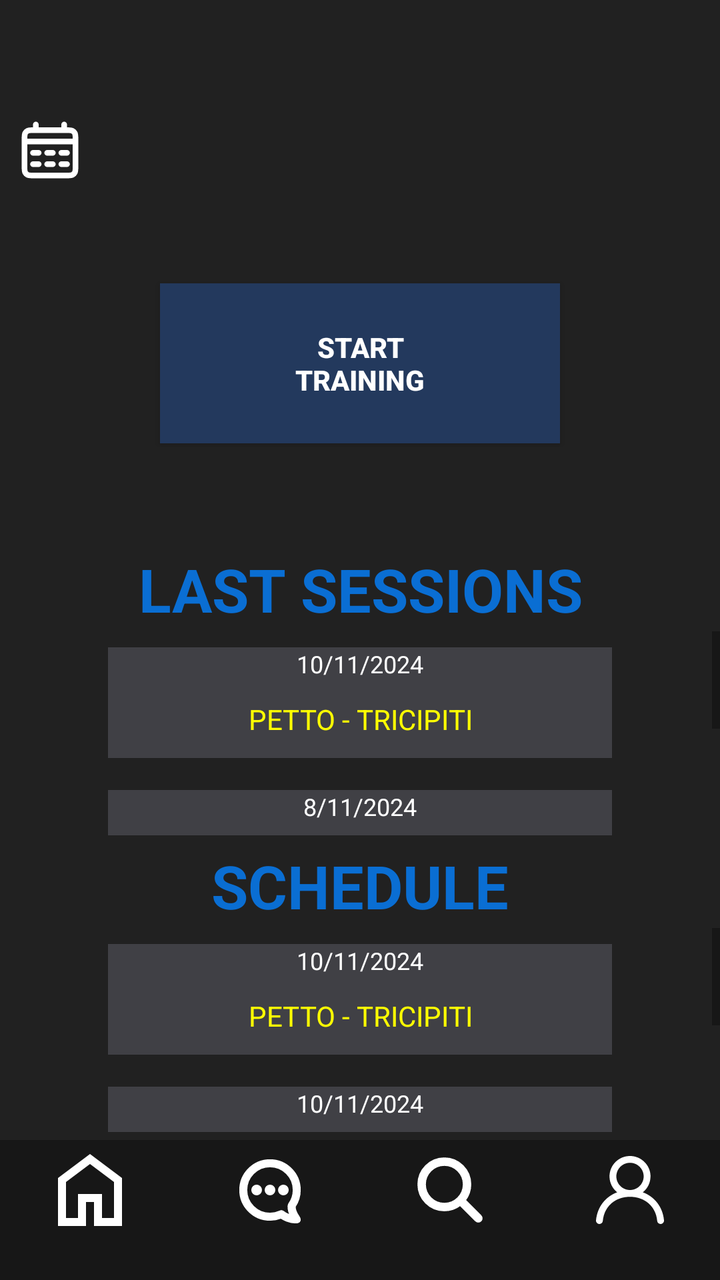
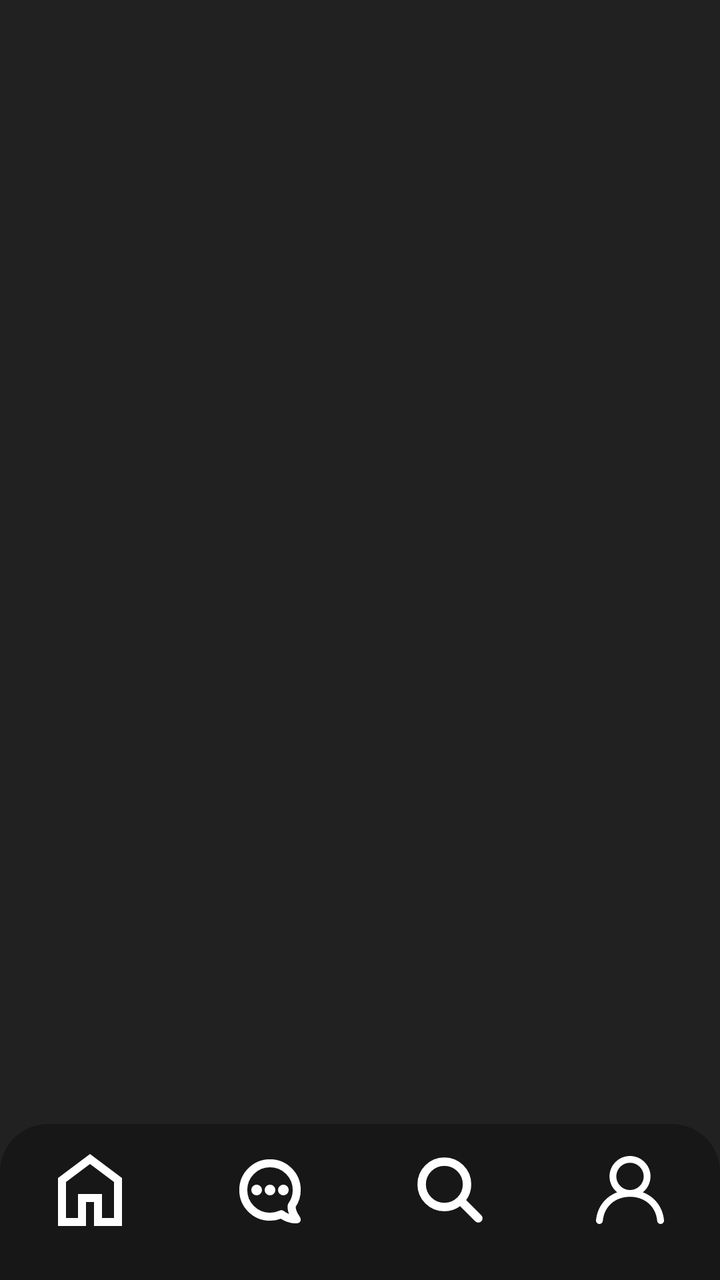

The first picture is an Android layout as it rendered before a commit; the second is the same layout after the commit. The layout source and the unified diff follow.
<!-- AndroidManifest.xml: activity theme Theme.GymBro -->
<!-- res/layout/activity_main.xml -->
<?xml version="1.0" encoding="utf-8"?>
<LinearLayout xmlns:android="http://schemas.android.com/apk/res/android"
    xmlns:app="http://schemas.android.com/apk/res-auto"
    android:layout_width="match_parent"
    android:layout_height="match_parent"
    android:orientation="vertical"
    android:gravity="top|center_horizontal"
    android:background="@color/lightGrey">


    
    <View
        android:layout_width="match_parent"
        android:layout_height="50dp"/>
    
    <LinearLayout
        android:layout_width="match_parent"
        android:layout_height="40dp"
        android:orientation="horizontal">

        <ImageButton
            android:id="@+id/calendarButton"
            android:layout_width="50dp"
            android:layout_height="50dp"
            android:scaleType="centerInside"
            android:padding="8dp"
            android:background="@android:color/transparent"
            android:src="@drawable/calendar_icon"/>

    </LinearLayout>
    




    <LinearLayout
        android:layout_width="match_parent"
        android:layout_height="wrap_content"
        android:orientation="vertical"
        android:layout_weight="1"
        android:gravity="center"
        android:padding="50sp">

        <Button
            android:id="@+id/new_session_Button"
            style="@style/ButtonStyle1"
            android:text="start\ntraining"/>

    </LinearLayout>



    
    <LinearLayout
        android:layout_width="match_parent"
        android:layout_height="wrap_content"
        android:orientation="vertical"
        android:layout_weight="1"
        android:gravity="center">

        <TextView
            style="@style/TitleStyle"
            android:text="@string/last_session"
            android:layout_weight="1"/>


        <ScrollView
            android:layout_width="match_parent"
            android:layout_height="100dp"
            android:layout_weight="1">

            <LinearLayout
                android:layout_width="match_parent"
                android:layout_height="wrap_content"
                android:orientation="vertical"
                android:gravity="center">

                
                <LinearLayout
                    style="@style/ContainerStyle1">

                    <TextView
                        style="@style/sessionDate"
                        android:text="10/11/2024" />

                    <TextView
                        android:layout_width="wrap_content"
                        android:layout_height="wrap_content"
                        android:gravity="center"
                        android:padding="10dp"
                        android:text="PETTO - TRICIPITI"
                        android:textColor="#FFFF00" />

                </LinearLayout>

                
                <LinearLayout
                    style="@style/ContainerStyle1">

                    <TextView
                        style="@style/sessionDate"
                        android:text="8/11/2024"/>

                    <TextView
                        android:layout_width="wrap_content"
                        android:layout_height="wrap_content"
                        android:padding="10dp"
                        android:text="PETTO - TRICIPITI"
                        android:gravity="center"
                        android:textColor="#FFFF00"/>

                </LinearLayout>

                
                <LinearLayout
                    style="@style/ContainerStyle1">

                    <TextView
                        style="@style/sessionDate"
                        android:text="5/11/2024"/>

                    <TextView
                        android:layout_width="wrap_content"
                        android:layout_height="wrap_content"
                        android:padding="10dp"
                        android:text="PETTO - TRICIPITI"
                        android:gravity="center"
                        android:textColor="#FFFF00"/>

                </LinearLayout>

            </LinearLayout>

        </ScrollView>

    </LinearLayout>


    
    <View
        android:layout_width="match_parent"
        android:layout_height="0dp"
        android:layout_weight="1" />



    
    <LinearLayout
        android:layout_width="match_parent"
        android:layout_height="wrap_content"
        android:orientation="vertical"
        android:layout_weight="1"
        android:gravity="center">

        <TextView
            style="@style/TitleStyle"
            android:text="@string/schedule"
            android:layout_weight="1"/>

        <ScrollView
            android:layout_width="match_parent"
            android:layout_height="100dp"
            android:layout_weight="1">

            <LinearLayout
                android:layout_width="match_parent"
                android:layout_height="wrap_content"
                android:orientation="vertical"
                android:gravity="center">

                
                <LinearLayout
                    style="@style/ContainerStyle1">

                    <TextView
                        style="@style/sessionDate"
                        android:text="10/11/2024"/>

                    <TextView
                        android:layout_width="wrap_content"
                        android:layout_height="wrap_content"
                        android:padding="10dp"
                        android:text="PETTO - TRICIPITI"
                        android:gravity="center"
                        android:textColor="#FFFF00"/>

                </LinearLayout>

                
                <LinearLayout
                    style="@style/ContainerStyle1">

                    <TextView
                        style="@style/sessionDate"
                        android:text="10/11/2024"/>

                    <TextView
                        android:layout_width="wrap_content"
                        android:layout_height="wrap_content"
                        android:padding="10dp"
                        android:text="PETTO - TRICIPITI"
                        android:gravity="center"
                        android:textColor="#FFFF00"/>

                </LinearLayout>

                
                <LinearLayout
                    style="@style/ContainerStyle1">

                    <TextView
                        style="@style/sessionDate"
                        android:text="10/11/2024"/>

                    <TextView
                        android:layout_width="wrap_content"
                        android:layout_height="wrap_content"
                        android:padding="10dp"
                        android:text="PETTO - TRICIPITI"
                        android:gravity="center"
                        android:textColor="#FFFF00"/>

                </LinearLayout>

            </LinearLayout>

        </ScrollView>

    </LinearLayout>




    
    
    <View
        android:layout_width="match_parent"
        android:layout_height="0dp"
        android:layout_weight="1" />

    
    <include
        layout="@layout/bottom_nav"
        android:layout_width="match_parent"
        android:layout_height="wrap_content"
        android:layout_gravity="bottom"/>

    
    <View
        android:layout_width="match_parent"
        android:layout_height="20dp"
        android:background="@color/darkGrey"/>
    



</LinearLayout>
<!-- res/layout/bottom_nav.xml (included above) -->
<?xml version="1.0" encoding="utf-8"?>
<androidx.constraintlayout.widget.ConstraintLayout xmlns:android="http://schemas.android.com/apk/res/android"
    android:layout_width="match_parent"
    android:layout_height="match_parent">


    <LinearLayout
        android:layout_width="match_parent"
        android:layout_height="wrap_content"
        android:orientation="horizontal"
        android:gravity="center"
        android:background="@color/darkGrey">

        <ImageButton
            android:id="@+id/homeButton"
            android:layout_width="50dp"
            android:layout_height="50dp"
            android:scaleType="centerInside"
            android:layout_weight="1"
            android:layout_marginStart="8dp"
            android:layout_marginEnd="8dp"
            android:background="@android:color/transparent"
            android:src="@drawable/home_icon"/>

        <ImageButton
            android:id="@+id/chatButton"
            android:layout_width="50dp"
            android:layout_height="50dp"
            android:scaleType="centerInside"
            android:layout_weight="1"
            android:layout_marginStart="8dp"
            android:layout_marginEnd="8dp"
            android:padding="8dp"
            android:background="@android:color/transparent"
            android:src="@drawable/chat_icon"/>

        <ImageButton
            android:id="@+id/searchButton"
            android:layout_width="50dp"
            android:layout_height="50dp"
            android:scaleType="centerInside"
            android:layout_weight="1"
            android:layout_marginStart="8dp"
            android:layout_marginEnd="8dp"
            android:padding="8dp"
            android:background="@android:color/transparent"
            android:src="@drawable/search_icon"/>

        <ImageButton
            android:id="@+id/profileButton"
            android:layout_width="50dp"
            android:layout_height="50dp"
            android:scaleType="centerInside"
            android:layout_weight="1"
            android:layout_marginStart="8dp"
            android:layout_marginEnd="8dp"
            android:padding="8dp"
            android:background="@android:color/transparent"
            android:src="@drawable/profile_icon"/>


    </LinearLayout>

</androidx.constraintlayout.widget.ConstraintLayout>
<!-- resources referenced by this layout -->
<resources>
  <color name="darkGrey">#171717</color>
  <color name="lightGrey">#212121</color>
  <!-- drawable calendar_icon (drawable) -->
  <vector xmlns:android="http://schemas.android.com/apk/res/android" android:height="48dp" android:viewportHeight="24" android:viewportWidth="24" android:width="48dp">
        
      <path android:fillColor="#00000000" android:pathData="M3,9H21M7,3V5M17,3V5M6,13H8M6,17H8M11,13H13M11,17H13M16,13H18M16,17H18M6.2,21H17.8C18.92,21 19.48,21 19.908,20.782C20.284,20.59 20.59,20.284 20.782,19.908C21,19.48 21,18.92 21,17.8V8.2C21,7.08 21,6.52 20.782,6.092C20.59,5.716 20.284,5.41 19.908,5.218C19.48,5 18.92,5 17.8,5H6.2C5.08,5 4.52,5 4.092,5.218C3.716,5.41 3.41,5.716 3.218,6.092C3,6.52 3,7.08 3,8.2V17.8C3,18.92 3,19.48 3.218,19.908C3.41,20.284 3.716,20.59 4.092,20.782C4.52,21 5.08,21 6.2,21Z" android:strokeColor="#ffffff" android:strokeLineCap="round" android:strokeLineJoin="round" android:strokeWidth="2"/>
      
  </vector>
  <!-- drawable home_icon (drawable) -->
  <vector xmlns:android="http://schemas.android.com/apk/res/android"
      android:width="48dp"
      android:height="48dp"
      android:viewportWidth="960"
      android:viewportHeight="960"
      android:tint="?attr/colorControlNormal">
      <path
          android:fillColor="@android:color/white"
          android:pathData="M240,760L360,760L360,520L600,520L600,760L720,760L720,400L480,220L240,400L240,760ZM160,840L160,360L480,120L800,360L800,840L520,840L520,600L440,600L440,840L160,840ZM480,490L480,490L480,490L480,490L480,490L480,490L480,490L480,490L480,490Z"/>
  </vector>
  <string name="last_session">LAST SESSIONS</string>
  <string name="schedule">SCHEDULE</string>
  <style name="ButtonStyle1">
          <item name="android:layout_width">200sp</item>
          <item name="android:layout_height">80sp</item>
          <item name="android:textStyle">bold</item>
          <item name="android:textColor">@color/white</item>
          <item name="android:background">@color/lightBlue</item>
      </style>
  <style name="ContainerStyle1">
          <item name="android:layout_width">wrap_content</item>
          <item name="android:layout_height">wrap_content</item>
          <item name="android:orientation">vertical</item>
          <item name="android:layout_marginTop">8dp</item>
          <item name="android:layout_marginBottom">8dp</item>
          <item name="android:paddingLeft">60dp</item>
          <item name="android:paddingRight">60dp</item>
          <item name="android:background">@color/lighterGrey</item>
          <item name="android:gravity">center</item>
      </style>
  <style name="TitleStyle">
          <item name="android:layout_width">match_parent</item>
          <item name="android:layout_height">wrap_content</item>
          <item name="android:gravity">center</item>
          <item name="android:textStyle">bold</item>
          <item name="android:textColor">@color/lighterBlue</item>
          <item name="android:textSize">30sp</item>
      </style>
  <style name="sessionDate">
          <item name="android:layout_width">wrap_content</item>
          <item name="android:layout_height">wrap_content</item>
          <item name="android:textColor">@color/white</item>
          <item name="android:textSize">12sp</item>
      </style>
  <style name="Theme.GymBro" parent="android:Theme.Material.Light.NoActionBar" />
  <color name="white">#FFFFFF</color>
  <color name="lightBlue">#23395d</color>
  <color name="lighterGrey">#404045</color>
  <color name="lighterBlue">#0a6ed3</color>
  <!-- unchanged entries left out for length: 3 -->
</resources>

<!-- the commit's change to res/layout/activity_main.xml (unified diff, before → after) -->
@@ -1,10 +1,10 @@
 <?xml version="1.0" encoding="utf-8"?>
 <LinearLayout xmlns:android="http://schemas.android.com/apk/res/android"
-    xmlns:app="http://schemas.android.com/apk/res-auto"
+    xmlns:tools="http://schemas.android.com/tools"
+    tools:context=".MainActivity"
     android:layout_width="match_parent"
     android:layout_height="match_parent"
     android:orientation="vertical"
-    android:gravity="top|center_horizontal"
     android:background="@color/lightGrey">
 
 
@@ -12,262 +12,36 @@
     <View
         android:layout_width="match_parent"
         android:layout_height="50dp"/>
-    
-    <LinearLayout
-        android:layout_width="match_parent"
-        android:layout_height="40dp"
-        android:orientation="horizontal">
-
-        <ImageButton
-            android:id="@+id/calendarButton"
-            android:layout_width="50dp"
-            android:layout_height="50dp"
-            android:scaleType="centerInside"
-            android:padding="8dp"
-            android:background="@android:color/transparent"
-            android:src="@drawable/calendar_icon"/>
-
-    </LinearLayout>
-    
 
 
-
-
-    <LinearLayout
-        android:layout_width="match_parent"
-        android:layout_height="wrap_content"
-        android:orientation="vertical"
-        android:layout_weight="1"
-        android:gravity="center"
-        android:padding="50sp">
-
-        <Button
-            android:id="@+id/new_session_Button"
-            style="@style/ButtonStyle1"
-            android:text="start\ntraining"/>
-
-    </LinearLayout>
-
-
-
-    
-    <LinearLayout
-        android:layout_width="match_parent"
-        android:layout_height="wrap_content"
-        android:orientation="vertical"
-        android:layout_weight="1"
-        android:gravity="center">
-
-        <TextView
-            style="@style/TitleStyle"
-            android:text="@string/last_session"
-            android:layout_weight="1"/>
-
-
-        <ScrollView
-            android:layout_width="match_parent"
-            android:layout_height="100dp"
-            android:layout_weight="1">
-
-            <LinearLayout
-                android:layout_width="match_parent"
-                android:layout_height="wrap_content"
-                android:orientation="vertical"
-                android:gravity="center">
-
-                
-                <LinearLayout
-                    style="@style/ContainerStyle1">
-
-                    <TextView
-                        style="@style/sessionDate"
-                        android:text="10/11/2024" />
-
-                    <TextView
-                        android:layout_width="wrap_content"
-                        android:layout_height="wrap_content"
-                        android:gravity="center"
-                        android:padding="10dp"
-                        android:text="PETTO - TRICIPITI"
-                        android:textColor="#FFFF00" />
-
-                </LinearLayout>
-
-                
-                <LinearLayout
-                    style="@style/ContainerStyle1">
-
-                    <TextView
-                        style="@style/sessionDate"
-                        android:text="8/11/2024"/>
-
-                    <TextView
-                        android:layout_width="wrap_content"
-                        android:layout_height="wrap_content"
-                        android:padding="10dp"
-                        android:text="PETTO - TRICIPITI"
-                        android:gravity="center"
-                        android:textColor="#FFFF00"/>
-
-                </LinearLayout>
-
-                
-                <LinearLayout
-                    style="@style/ContainerStyle1">
-
-                    <TextView
-                        style="@style/sessionDate"
-                        android:text="5/11/2024"/>
-
-                    <TextView
-                        android:layout_width="wrap_content"
-                        android:layout_height="wrap_content"
-                        android:padding="10dp"
-                        android:text="PETTO - TRICIPITI"
-                        android:gravity="center"
-                        android:textColor="#FFFF00"/>
-
-                </LinearLayout>
-
-            </LinearLayout>
-
-        </ScrollView>
-
-    </LinearLayout>
-
-
-    
-    <View
+    <androidx.fragment.app.FragmentContainerView
+        android:id="@+id/page_container"
         android:layout_width="match_parent"
         android:layout_height="0dp"
-        android:layout_weight="1" />
+        android:layout_weight="1"/>
 
-
-
-    
-    <LinearLayout
-        android:layout_width="match_parent"
-        android:layout_height="wrap_content"
-        android:orientation="vertical"
-        android:layout_weight="1"
-        android:gravity="center">
-
-        <TextView
-            style="@style/TitleStyle"
-            android:text="@string/schedule"
-            android:layout_weight="1"/>
-
-        <ScrollView
-            android:layout_width="match_parent"
-            android:layout_height="100dp"
-            android:layout_weight="1">
-
-            <LinearLayout
-                android:layout_width="match_parent"
-                android:layout_height="wrap_content"
-                android:orientation="vertical"
-                android:gravity="center">
-
-                
-                <LinearLayout
-                    style="@style/ContainerStyle1">
-
-                    <TextView
-                        style="@style/sessionDate"
-                        android:text="10/11/2024"/>
-
-                    <TextView
-                        android:layout_width="wrap_content"
-                        android:layout_height="wrap_content"
-                        android:padding="10dp"
-                        android:text="PETTO - TRICIPITI"
-                        android:gravity="center"
-                        android:textColor="#FFFF00"/>
-
-                </LinearLayout>
-
-                
-                <LinearLayout
-                    style="@style/ContainerStyle1">
-
-                    <TextView
-                        style="@style/sessionDate"
-                        android:text="10/11/2024"/>
-
-                    <TextView
-                        android:layout_width="wrap_content"
-                        android:layout_height="wrap_content"
-                        android:padding="10dp"
-                        android:text="PETTO - TRICIPITI"
-                        android:gravity="center"
-                        android:textColor="#FFFF00"/>
-
-                </LinearLayout>
-
-                
-                <LinearLayout
-                    style="@style/ContainerStyle1">
-
-                    <TextView
-                        style="@style/sessionDate"
-                        android:text="10/11/2024"/>
-
-                    <TextView
-                        android:layout_width="wrap_content"
-                        android:layout_height="wrap_content"
-                        android:padding="10dp"
-                        android:text="PETTO - TRICIPITI"
-                        android:gravity="center"
-                        android:textColor="#FFFF00"/>
-
-                </LinearLayout>
-
-            </LinearLayout>
-
-        </ScrollView>
-
-    </LinearLayout>
-
-
-
-
-    
-    
-    <View
-        android:layout_width="match_parent"
-        android:layout_height="0dp"
-        android:layout_weight="1" />
 
     
     <include
         layout="@layout/bottom_nav"
         android:layout_width="match_parent"
-        android:layout_height="wrap_content"
-        android:layout_gravity="bottom"/>
-
-    
-    <View
-        android:layout_width="match_parent"
-        android:layout_height="20dp"
-        android:background="@color/darkGrey"/>
-    
-
-
+        android:layout_height="wrap_content"/>
 
 </LinearLayout>
 <!-- res/layout/bottom_nav.xml (included above) -->
 <?xml version="1.0" encoding="utf-8"?>
-<androidx.constraintlayout.widget.ConstraintLayout xmlns:android="http://schemas.android.com/apk/res/android"
+<LinearLayout xmlns:android="http://schemas.android.com/apk/res/android"
     android:layout_width="match_parent"
-    android:layout_height="match_parent">
-
+    android:layout_height="wrap_content"
+    android:orientation="vertical"
+    android:paddingTop="8dp"
+    android:background="@drawable/nav_bar_background">
 
     <LinearLayout
         android:layout_width="match_parent"
         android:layout_height="wrap_content"
         android:orientation="horizontal"
-        android:gravity="center"
-        android:background="@color/darkGrey">
+        android:gravity="center">
 
         <ImageButton
             android:id="@+id/homeButton"
@@ -278,6 +52,7 @@
             android:layout_marginStart="8dp"
             android:layout_marginEnd="8dp"
             android:background="@android:color/transparent"
+            android:contentDescription="@string/home"
             android:src="@drawable/home_icon"/>
 
         <ImageButton
@@ -290,6 +65,7 @@
             android:layout_marginEnd="8dp"
             android:padding="8dp"
             android:background="@android:color/transparent"
+            android:contentDescription="@string/chat"
             android:src="@drawable/chat_icon"/>
 
         <ImageButton
@@ -302,6 +78,7 @@
             android:layout_marginEnd="8dp"
             android:padding="8dp"
             android:background="@android:color/transparent"
+            android:contentDescription="@string/search"
             android:src="@drawable/search_icon"/>
 
         <ImageButton
@@ -314,9 +91,14 @@
             android:layout_marginEnd="8dp"
             android:padding="8dp"
             android:background="@android:color/transparent"
+            android:contentDescription="@string/profile"
             android:src="@drawable/profile_icon"/>
-
 
     </LinearLayout>
 
-</androidx.constraintlayout.widget.ConstraintLayout>
+    
+    <View
+        android:layout_width="match_parent"
+        android:layout_height="20dp"/>
+
+</LinearLayout>
<!-- resource entries referenced after the edit -->
@@ -2,12 +2,6 @@
 <resources>
   <color name="darkGrey">#171717</color>
   <color name="lightGrey">#212121</color>
-  <!-- drawable calendar_icon (drawable) -->
-  <vector xmlns:android="http://schemas.android.com/apk/res/android" android:height="48dp" android:viewportHeight="24" android:viewportWidth="24" android:width="48dp">
-        
-      <path android:fillColor="#00000000" android:pathData="M3,9H21M7,3V5M17,3V5M6,13H8M6,17H8M11,13H13M11,17H13M16,13H18M16,17H18M6.2,21H17.8C18.92,21 19.48,21 19.908,20.782C20.284,20.59 20.59,20.284 20.782,19.908C21,19.48 21,18.92 21,17.8V8.2C21,7.08 21,6.52 20.782,6.092C20.59,5.716 20.284,5.41 19.908,5.218C19.48,5 18.92,5 17.8,5H6.2C5.08,5 4.52,5 4.092,5.218C3.716,5.41 3.41,5.716 3.218,6.092C3,6.52 3,7.08 3,8.2V17.8C3,18.92 3,19.48 3.218,19.908C3.41,20.284 3.716,20.59 4.092,20.782C4.52,21 5.08,21 6.2,21Z" android:strokeColor="#ffffff" android:strokeLineCap="round" android:strokeLineJoin="round" android:strokeWidth="2"/>
-      
-  </vector>
   <!-- drawable home_icon (drawable) -->
   <vector xmlns:android="http://schemas.android.com/apk/res/android"
       android:width="48dp"
@@ -19,45 +13,25 @@
           android:fillColor="@android:color/white"
           android:pathData="M240,760L360,760L360,520L600,520L600,760L720,760L720,400L480,220L240,400L240,760ZM160,840L160,360L480,120L800,360L800,840L520,840L520,600L440,600L440,840L160,840ZM480,490L480,490L480,490L480,490L480,490L480,490L480,490L480,490L480,490Z"/>
   </vector>
-  <string name="last_session">LAST SESSIONS</string>
-  <string name="schedule">SCHEDULE</string>
-  <style name="ButtonStyle1">
-          <item name="android:layout_width">200sp</item>
-          <item name="android:layout_height">80sp</item>
-          <item name="android:textStyle">bold</item>
-          <item name="android:textColor">@color/white</item>
-          <item name="android:background">@color/lightBlue</item>
+  <!-- drawable nav_bar_background (drawable) -->
+  <?xml version="1.0" encoding="utf-8"?>
+  <shape xmlns:android="http://schemas.android.com/apk/res/android"
+      android:shape="rectangle">
+  
+      <solid android:color="@color/darkGrey"/>
+      <corners
+          android:topLeftRadius="24dp"
+          android:topRightRadius="24dp"/>
+  
+  </shape>
+  <string name="chat">Chat</string>
+  <string name="home">Home</string>
+  <string name="profile">Profile</string>
+  <string name="search">Search</string>
+  <style name="Theme.GymBro" parent="android:Theme.Material.Light.NoActionBar">
+          
+          <item name="android:windowBackground">@color/lightGrey</item>
       </style>
-  <style name="ContainerStyle1">
-          <item name="android:layout_width">wrap_content</item>
-          <item name="android:layout_height">wrap_content</item>
-          <item name="android:orientation">vertical</item>
-          <item name="android:layout_marginTop">8dp</item>
-          <item name="android:layout_marginBottom">8dp</item>
-          <item name="android:paddingLeft">60dp</item>
-          <item name="android:paddingRight">60dp</item>
-          <item name="android:background">@color/lighterGrey</item>
-          <item name="android:gravity">center</item>
-      </style>
-  <style name="TitleStyle">
-          <item name="android:layout_width">match_parent</item>
-          <item name="android:layout_height">wrap_content</item>
-          <item name="android:gravity">center</item>
-          <item name="android:textStyle">bold</item>
-          <item name="android:textColor">@color/lighterBlue</item>
-          <item name="android:textSize">30sp</item>
-      </style>
-  <style name="sessionDate">
-          <item name="android:layout_width">wrap_content</item>
-          <item name="android:layout_height">wrap_content</item>
-          <item name="android:textColor">@color/white</item>
-          <item name="android:textSize">12sp</item>
-      </style>
-  <style name="Theme.GymBro" parent="android:Theme.Material.Light.NoActionBar" />
-  <color name="white">#FFFFFF</color>
-  <color name="lightBlue">#23395d</color>
-  <color name="lighterGrey">#404045</color>
-  <color name="lighterBlue">#0a6ed3</color>
   <!-- unchanged entries left out for length: 3 -->
 </resources>
 
